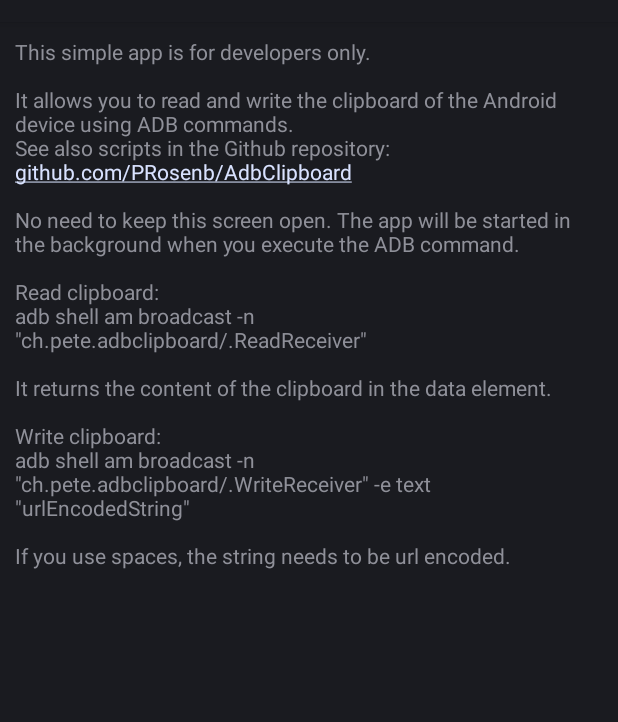
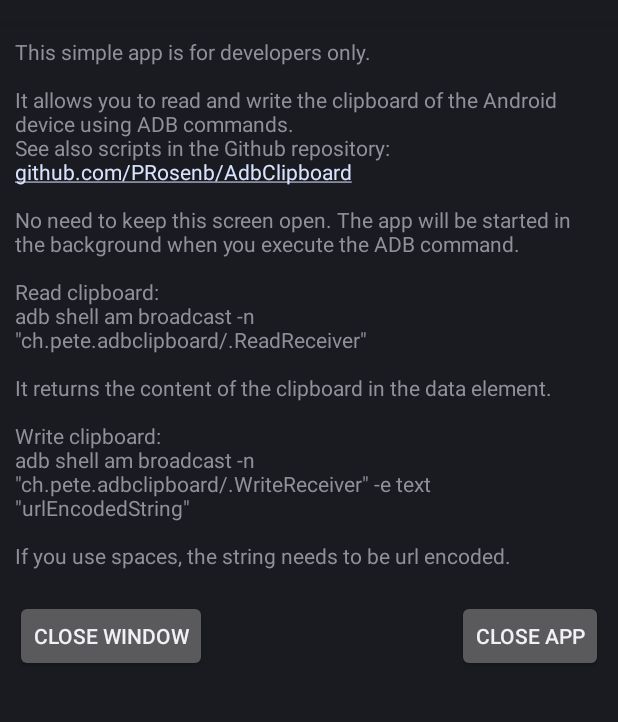
Before and after one commit to PRosenb/AdbClipboard, an Android app: the screen it shows after launch (MainActivity), on a phone screen of 412 x 824 dp, the part 62-784 px from its top. Run offline under Robolectric (Android 15) with nearby library versions, the phone set to English and light mode, and no system bars; our stand-ins replace Timber.

Commit message:
add close buttons

```diff
--- a/app/src/main/java/ch/pete/adbclipboard/MainActivity.kt
+++ b/app/src/main/java/ch/pete/adbclipboard/MainActivity.kt
@@ -6,6 +6,7 @@ import android.net.Uri
 import android.os.Build
 import android.os.Bundle
 import android.provider.Settings
+import android.widget.Button
 import timber.log.Timber
 
 class MainActivity : Activity() {
@@ -30,6 +31,16 @@ class MainActivity : Activity() {
         } else {
             // TODO lower versions?
         }
+
+        findViewById<Button>(R.id.close_window).setOnClickListener {
+            finish()
+        }
+
+        findViewById<Button>(R.id.close_app).setOnClickListener {
+            val serviceIntent = Intent(this, FloatingViewService::class.java)
+            stopService(serviceIntent)
+            finish()
+        }
     }
 
     companion object {
--- a/app/src/main/res/layout/main_activity.xml
+++ b/app/src/main/res/layout/main_activity.xml
@@ -1,5 +1,5 @@
 <?xml version="1.0" encoding="utf-8"?>
-<LinearLayout xmlns:android="http://schemas.android.com/apk/res/android"
+<RelativeLayout xmlns:android="http://schemas.android.com/apk/res/android"
     xmlns:tools="http://schemas.android.com/tools"
     android:layout_width="match_parent"
     android:layout_height="match_parent"
@@ -15,4 +15,23 @@
         android:text="@string/explanation"
         android:textIsSelectable="true" />
 
-</LinearLayout>
+    <Button
+        android:id="@+id/close_window"
+        android:layout_width="wrap_content"
+        android:layout_height="wrap_content"
+        android:layout_below="@id/head"
+        android:layout_alignParentStart="true"
+        android:layout_centerHorizontal="true"
+        android:layout_marginTop="20dp"
+        android:text="@string/close_window" />
+
+    <Button
+        android:id="@+id/close_app"
+        android:layout_width="wrap_content"
+        android:layout_height="wrap_content"
+        android:layout_below="@id/head"
+        android:layout_alignParentEnd="true"
+        android:layout_marginTop="20dp"
+        android:text="@string/close_app" />
+
+</RelativeLayout>
--- a/app/src/main/res/values/strings.xml
+++ b/app/src/main/res/values/strings.xml
@@ -21,4 +21,6 @@
         \nIf you use spaces, the string needs to be url encoded.
      </string>
     <string name="reading_clipboard">Reading clipboard..</string>
+    <string name="close_app">Close app</string>
+    <string name="close_window">Close window</string>
 </resources>
```
